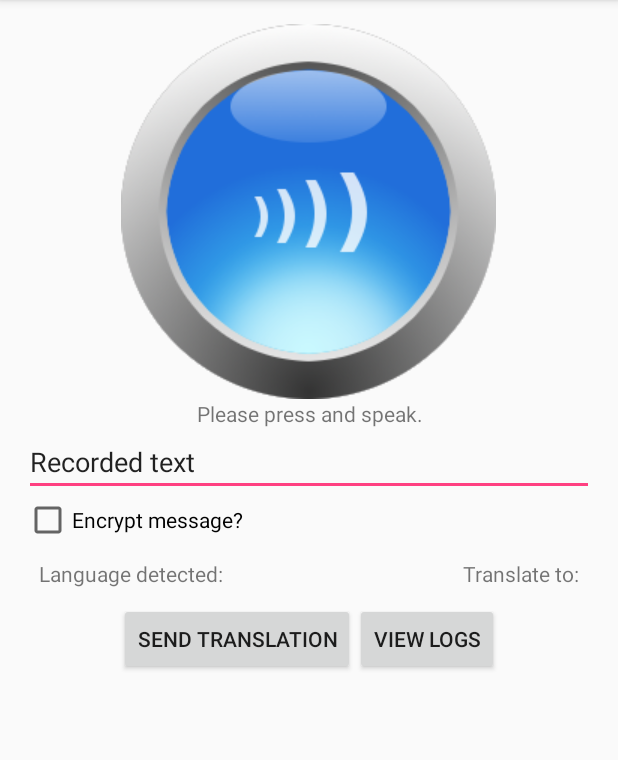
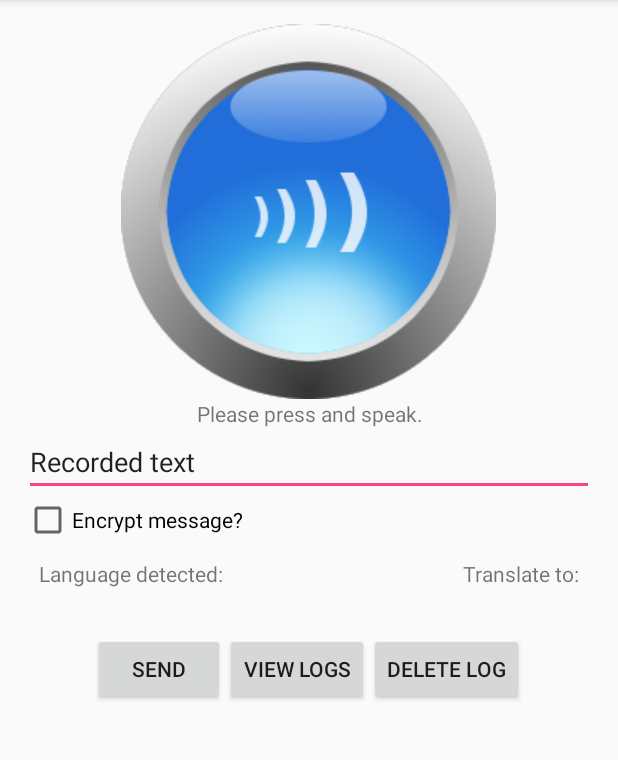
Before and after one commit to DLambros91/Speak2Me, an Android app: the screen it shows after launch (MainActivity), on a phone screen of 412 x 824 dp, the part 84-844 px from its top. Run offline under Robolectric (Android 15) with nearby library versions, the light colour scheme and no system bars.

Commit message:
improved DB functionality

```diff
--- a/app/src/main/java/com/example/dlambros/speak2me/MainActivity.java
+++ b/app/src/main/java/com/example/dlambros/speak2me/MainActivity.java
@@ -1,7 +1,9 @@
 package com.example.dlambros.speak2me;
 
 import android.content.res.Configuration;
+import android.database.Cursor;
 import android.os.AsyncTask;
+import android.support.v7.app.AlertDialog;
 import android.support.v7.app.AppCompatActivity;
 import android.os.Bundle;
 import android.util.Log;
@@ -23,6 +25,7 @@ public class MainActivity extends AppCompatActivity
     private CheckBox mEncrypt;
     private Button mSend;
     private Button mView;
+    private Button mDelete;
     private TextView mTextView;
     private boolean pressed = false;
 
@@ -58,14 +61,52 @@ public class MainActivity extends AppCompatActivity
      */
     public void deleteDB()
     {
-        //mDelete.setOnClickListener(new View.OnClickListener() {
-        //    @Override
-        //    public void onClick(View v) {
-        //        myDB.deleteAllData();
-        //    }
-      //  });
+        mDelete.setOnClickListener(new View.OnClickListener() {
+            @Override
+            public void onClick(View v) {
+                myDB.deleteAllData();
+            }
+        });
     }
 
+    public void viewLog()
+    {
+        mView.setOnClickListener(new View.OnClickListener()
+        {
+            @Override
+            public void onClick(View v)
+            {
+                Cursor res = myDB.getAllData();
+                if (res.getCount() == 0)
+                {
+                    showMessage("Error", "Nothing Found");
+                    return;
+                }
+
+                StringBuffer buffer = new StringBuffer();
+                while (res.moveToNext())
+                {
+                    buffer.append("Id : " + res.getString(0) + "\n");
+                    buffer.append("Received Text : " + res.getString(1) + "\n");
+                    buffer.append("Date : " + res.getString(2) + "\n");
+                    buffer.append("Detected Language : " + res.getString(3) + "\n");
+                    buffer.append("Translated Language : " + res.getString(4) + "\n");
+                }
+
+                // Show all data
+                showMessage("Data", buffer.toString());
+            }
+        });
+    }
+
+    public void showMessage(String title, String message)
+    {
+        AlertDialog.Builder builder = new AlertDialog.Builder(this);
+        builder.setCancelable(true);
+        builder.setTitle(title);
+        builder.setMessage(message);
+        builder.show();
+    }
     /**
      * Life-cycle Functionality
      */
@@ -111,6 +152,9 @@ public class MainActivity extends AppCompatActivity
         mTextView = (TextView) findViewById(R.id.text);
         mSend = (Button) findViewById(R.id.send);
         mView = (Button) findViewById(R.id.view);
+        mDelete = (Button) findViewById(R.id.delete);
+        viewLog();
+        deleteDB();
     }
 
     @Override
--- a/app/src/main/res/layout/activity_main.xml
+++ b/app/src/main/res/layout/activity_main.xml
@@ -83,6 +83,26 @@
             android:layout_alignParentRight="true"
             android:text="@string/translate"/>
     </RelativeLayout>
+    <RelativeLayout
+        xmlns:android="http://schemas.android.com/apk/res/android"
+        android:id="@+id/RelativeLayout02"
+        android:layout_width="fill_parent"
+        android:layout_height="wrap_content"
+        android:padding="10dp">
+        <ExpandableListView
+            android:layout_width="wrap_content"
+            android:layout_height="wrap_content"
+            android:layout_alignParentLeft="true">
+
+        </ExpandableListView>
+
+        <ExpandableListView
+            android:layout_width="wrap_content"
+            android:layout_height="wrap_content"
+            android:layout_alignParentRight="true">
+
+        </ExpandableListView>
+    </RelativeLayout>
     <LinearLayout
         android:layout_width="wrap_content"
         android:layout_height="wrap_content"
@@ -99,5 +119,10 @@
             android:layout_height="wrap_content"
             android:id="@+id/view"
             android:text="@string/view_logs"/>
+        <Button
+            android:layout_width="wrap_content"
+            android:layout_height="wrap_content"
+            android:id="@+id/delete"
+            android:text="@string/delete" />
 </LinearLayout>
 </LinearLayout>
--- a/app/src/main/res/values/strings.xml
+++ b/app/src/main/res/values/strings.xml
@@ -5,7 +5,8 @@
     <string name="encrypt">Encrypt message?</string>
     <string name="default_text">Recorded text</string>
     <string name="view_logs">View Logs</string>
-    <string name="send">Send Translation</string>
+    <string name="send">Send</string>
+    <string name="delete">Delete Log</string>
     <string name="detected">Language detected:</string>
     <string name="translate">Translate to:</string>
 </resources>
```
Also changed, not shown: app/src/main/AndroidManifest.xml (+8 -0 lines).
